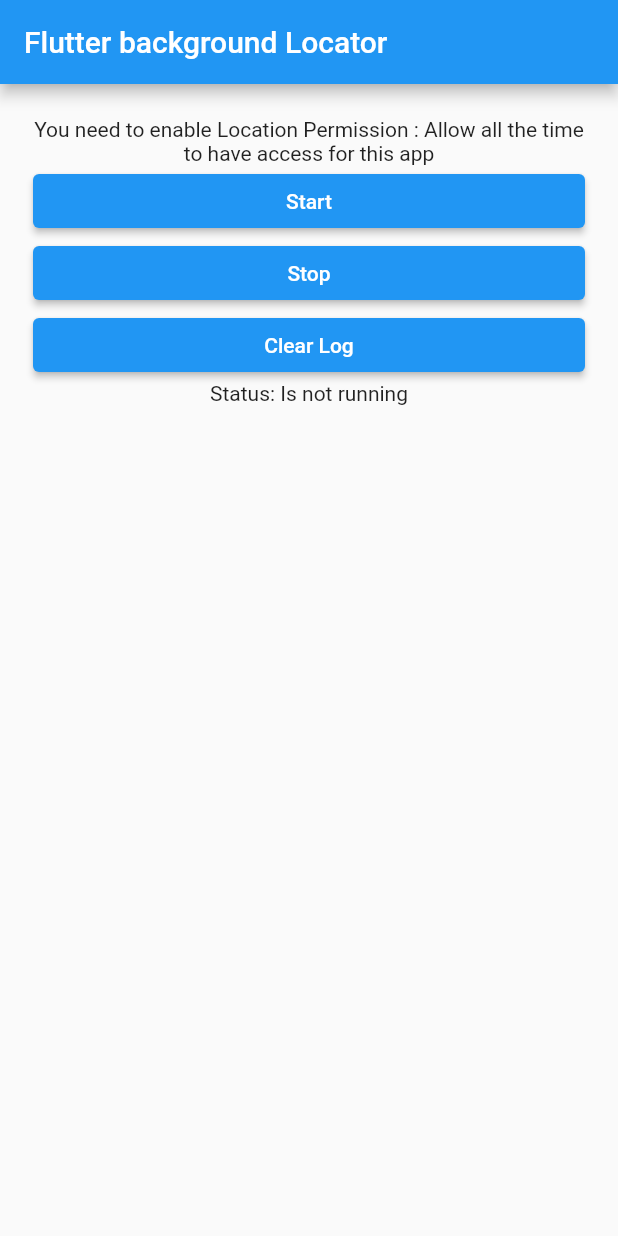
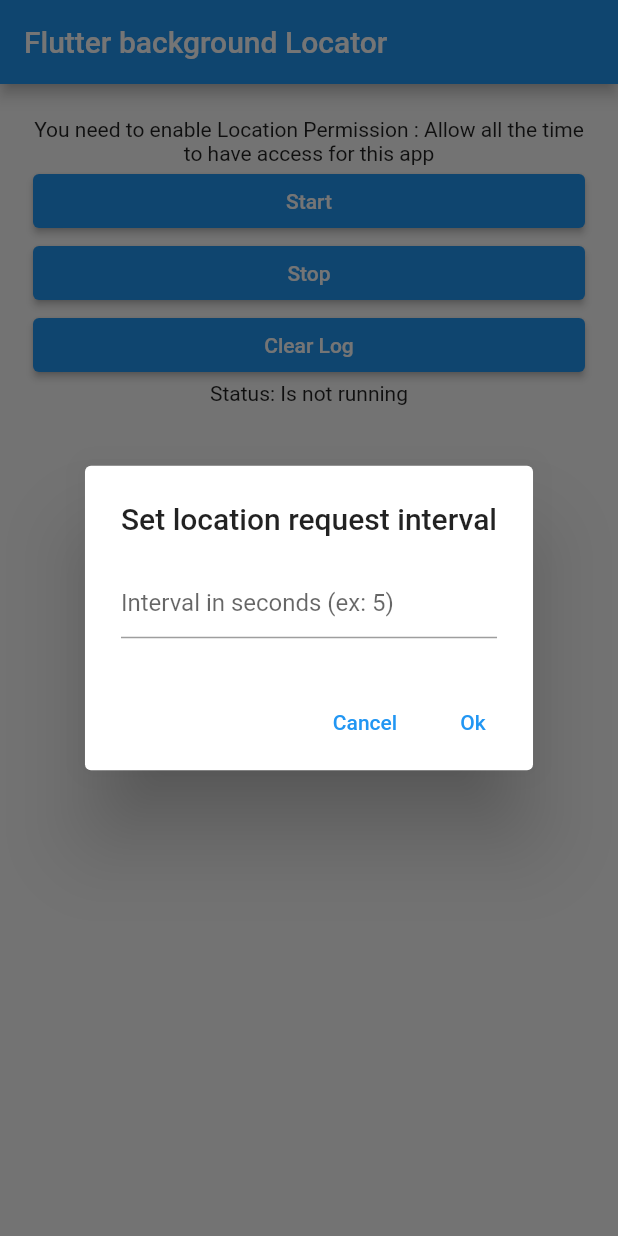
Before and after one commit to rmRizki/background_location, a Flutter app: the screen it shows after launch, after a tap on "Start", on a phone screen of 412 x 824 dp. Run offline on Flutter 3.47's test engine with Material 2 defaults, Android fonts, the phone set to English and light mode, and no system bars; our stand-ins replace hive_flutter, permission_handler; missing offline and left inert: background_locator, map_launcher; accounts and stored records are empty.

Commit message:
Show dialog to input interval time when pressing start button for android

```diff
--- a/lib/main.dart
+++ b/lib/main.dart
@@ -1,4 +1,5 @@
 import 'dart:async';
+import 'dart:io';
 import 'dart:isolate';
 import 'dart:ui';
 
@@ -17,28 +18,37 @@ import 'package:permission_handler/permission_handler.dart';
 import 'location_callback_handler.dart';
 import 'location_service_repository.dart';
 
-/// TODO :
-/// 1. tambah settingan untuk atur interval
-
 Future<void> main() async {
   WidgetsFlutterBinding.ensureInitialized();
   await Hive.initFlutter();
   runApp(const MyApp());
 }
 
-class MyApp extends StatefulWidget {
+class MyApp extends StatelessWidget {
   const MyApp({Key? key}) : super(key: key);
 
   @override
-  _MyAppState createState() => _MyAppState();
+  Widget build(BuildContext context) {
+    return const MaterialApp(
+      home: HomePage(),
+    );
+  }
 }
 
-class _MyAppState extends State<MyApp> {
+class HomePage extends StatefulWidget {
+  const HomePage({Key? key}) : super(key: key);
+
+  @override
+  _HomePageState createState() => _HomePageState();
+}
+
+class _HomePageState extends State<HomePage> {
   final ReceivePort _port = ReceivePort();
 
-  bool? _isRunning;
+  bool _isRunning = false;
   LocationDto? _lastLocation;
   final List<LocationModel> _locationList = [];
+  int? _locationUpdateInterval = 5;
 
   @override
   void initState() {
@@ -116,10 +126,18 @@ class _MyAppState extends State<MyApp> {
   }
 
   void _onStart() async {
+    if (_isRunning) return;
     if (await _checkLocationPermission()) {
+      if (Platform.isAndroid) {
+        final result = await _showInputIntervalDialog(context);
+        if (result != null && result) {
           await _startLocator();
+        }
+      } else {
+        await _startLocator();
+      }
+
       final isServiceRunning = await BackgroundLocator.isServiceRunning();
-
       setState(() {
         _isRunning = isServiceRunning;
         _lastLocation = null;
@@ -164,12 +182,12 @@ class _MyAppState extends State<MyApp> {
       iosSettings: const IOSSettings(
           accuracy: LocationAccuracy.NAVIGATION, distanceFilter: 0),
       autoStop: false,
-      androidSettings: const AndroidSettings(
+      androidSettings: AndroidSettings(
         accuracy: LocationAccuracy.NAVIGATION,
-        interval: 5,
+        interval: _locationUpdateInterval ?? 5,
         distanceFilter: 0,
         client: LocationClient.google,
-        androidNotificationSettings: AndroidNotificationSettings(
+        androidNotificationSettings: const AndroidNotificationSettings(
           notificationChannelName: 'Location tracking',
           notificationTitle: 'Start Location Tracking',
           notificationMsg: 'Track location in background',
@@ -182,62 +200,56 @@ class _MyAppState extends State<MyApp> {
     );
   }
 
+  Future<bool?> _showInputIntervalDialog(BuildContext context) async {
+    return await showDialog(
+        context: context,
+        barrierDismissible: false,
+        builder: (context) {
+          return AlertDialog(
+            title: const Text('Set location request interval'),
+            content: TextField(
+              onChanged: (value) {
+                setState(() {
+                  _locationUpdateInterval = int.tryParse(value);
+                });
+              },
+              decoration: const InputDecoration(
+                hintText: "Interval in seconds (ex: 5)",
+              ),
+              keyboardType: TextInputType.number,
+            ),
+            actions: <Widget>[
+              TextButton(
+                child: const Text('Cancel'),
+                onPressed: () {
+                  Navigator.pop(context, false);
+                },
+              ),
+              TextButton(
+                child: const Text('Ok'),
+                onPressed: () {
+                  Navigator.pop(context, true);
+                },
+              ),
+            ],
+          );
+        });
+  }
+
   @override
   Widget build(BuildContext context) {
-    const info = Text(
-      'You need to enable Location Permission : Allow all the time to have access for this app ',
-      textAlign: TextAlign.center,
-    );
-    final start = SizedBox(
-      width: double.maxFinite,
-      child: ElevatedButton(
-        child: const Text('Start'),
-        onPressed: () {
-          _onStart();
-        },
-      ),
-    );
-    final stop = SizedBox(
-      width: double.maxFinite,
-      child: ElevatedButton(
-        child: const Text('Stop'),
-        onPressed: () {
-          _onStop();
-        },
-      ),
-    );
-    final clear = SizedBox(
-      width: double.maxFinite,
-      child: ElevatedButton(
-        child: const Text('Clear Log'),
-        onPressed: () async {
-          final box = await Hive.openBox('location');
-          box.clear();
-          setState(() {
-            _locationList.clear();
-          });
-        },
-      ),
-    );
     String msgStatus = "-";
-    if (_isRunning != null) {
-      if (_isRunning!) {
+    if (_isRunning) {
       msgStatus = 'Is running';
     } else {
       msgStatus = 'Is not running';
     }
-    }
-    final status = Text("Status: $msgStatus");
-
     String lastCoordinate = '';
     if (_lastLocation != null) {
       lastCoordinate =
           "Last Location = lat: ${_lastLocation?.latitude}, long: ${_lastLocation?.longitude}";
     }
-    final lastLocation = Text(lastCoordinate);
-
-    return MaterialApp(
-      home: Scaffold(
+    return Scaffold(
       appBar: AppBar(
         title: const Text('Flutter background Locator'),
       ),
@@ -249,14 +261,54 @@ class _MyAppState extends State<MyApp> {
           child: Column(
             crossAxisAlignment: CrossAxisAlignment.center,
             children: <Widget>[
-                info,
-                start,
-                stop,
-                clear,
-                status,
-                lastLocation,
+              _buildTextInfo(
+                'You need to enable Location Permission : Allow all the time to have access for this app',
+              ),
+              _buildButton(label: 'Start', onPressed: () => _onStart()),
+              _buildButton(label: 'Stop', onPressed: () => _onStop()),
+              _buildButton(
+                label: 'Clear Log',
+                onPressed: () async {
+                  final box = await Hive.openBox('location');
+                  box.clear();
+                  setState(() {
+                    _locationList.clear();
+                  });
+                },
+              ),
+              _buildTextInfo('Status: $msgStatus'),
+              _buildTextInfo(lastCoordinate),
               const SizedBox(height: 8),
-                ListView.builder(
+              _buildLocationList(),
+            ],
+          ),
+        ),
+      ),
+    );
+  }
+
+  Widget _buildTextInfo(String text) {
+    return Text(
+      text,
+      textAlign: TextAlign.center,
+    );
+  }
+
+  Widget _buildButton({
+    required String label,
+    required VoidCallback? onPressed,
+  }) {
+    return SizedBox(
+      width: double.maxFinite,
+      child: ElevatedButton(
+        child: Text(label),
+        onPressed: onPressed,
+      ),
+    );
+  }
+
+  Widget _buildLocationList() {
+    return ListView.builder(
       itemBuilder: (context, index) {
         return _buildLocationItem(_locationList[index]);
       },
@@ -265,12 +317,6 @@ class _MyAppState extends State<MyApp> {
       physics: const NeverScrollableScrollPhysics(),
       shrinkWrap: true,
       reverse: true,
-                ),
-              ],
-            ),
-          ),
-        ),
-      ),
     );
   }
 
```
Lines whose indentation alone changed are shown as unchanged.
